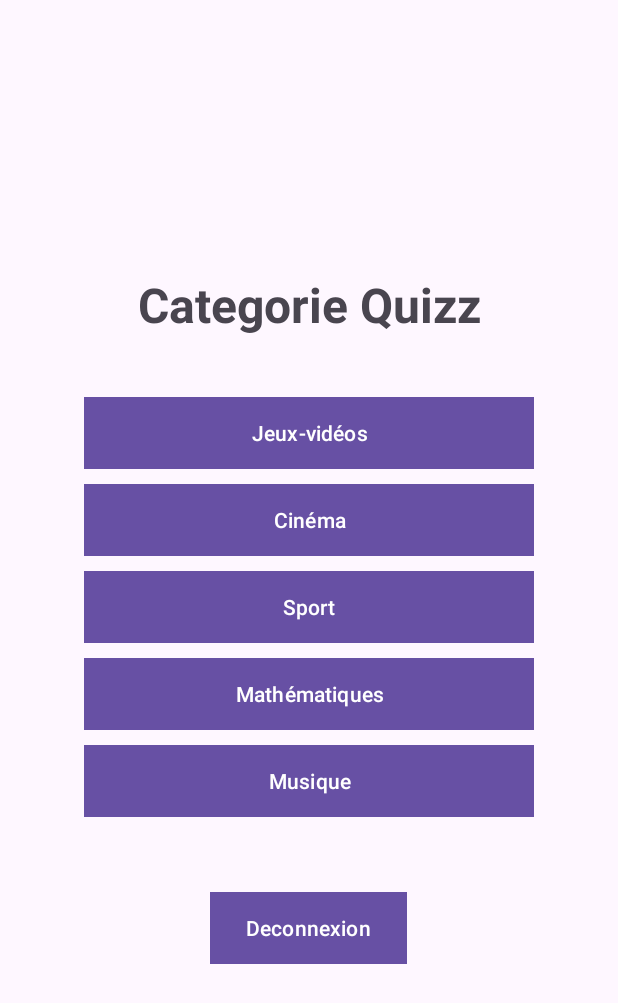
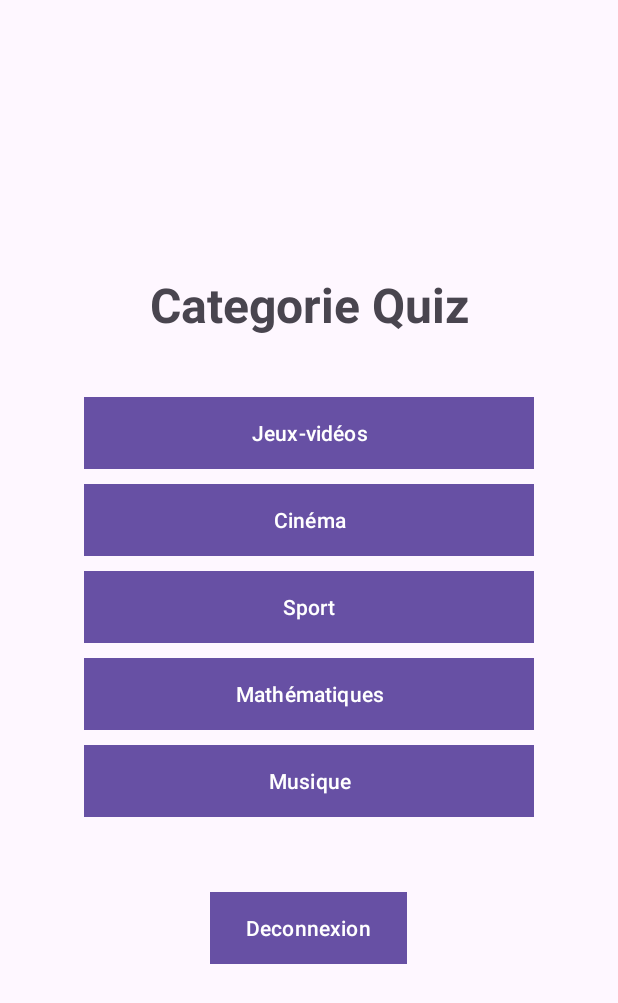
Before and after one commit to WRKT/quiz-mobile-app, an Android app: the CategoryActivity screen opened directly, with no data from a screen before it, on a phone screen of 412 x 824 dp. Shown: the top 1003 px of the screen. Run offline under Robolectric (Android 15) with nearby library versions, the phone set to English and light mode, and no system bars.

```diff
--- a/Projet-Quizz/app/src/main/res/layout/activity_category.xml
+++ b/Projet-Quizz/app/src/main/res/layout/activity_category.xml
@@ -15,7 +15,7 @@
         <TextView
             android:layout_width="match_parent"
             android:layout_height="wrap_content"
-            android:text="Categorie Quizz"
+            android:text="Categorie Quiz"
             android:textAlignment="center"
             android:textSize="32dp"
             android:textStyle="bold" />
--- a/Projet-Quizz/app/src/main/res/layout/activity_leaderboard.xml
+++ b/Projet-Quizz/app/src/main/res/layout/activity_leaderboard.xml
@@ -11,14 +11,15 @@
         android:layout_width="wrap_content"
         android:layout_height="wrap_content"
         android:layout_gravity="center"
+        android:layout_marginTop="50dp"
         android:paddingBottom="16dp"
-        android:text="Leaderboard"
+        android:text="LEADERBOARD"
         android:textSize="24sp"
         android:textStyle="bold" />
 
     <ScrollView
         android:layout_width="match_parent"
-        android:layout_height="609dp"
+        android:layout_height="600dp"
         android:layout_weight="1">
 
         <LinearLayout
```
Also changed, not shown: Projet-Quizz/app/src/main/java/com/example/tp1/Question.kt (added, +13 -0 lines).
